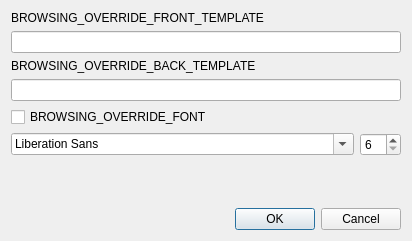
Old version of the form qt/aqt/forms/browserdisp.ui in the repository ankitects/anki.
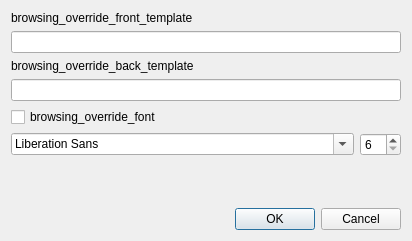
New version of the form.

```diff
--- a/qt/aqt/forms/browserdisp.ui
+++ b/qt/aqt/forms/browserdisp.ui
@@ -17,7 +17,7 @@
    <item>
     <widget class="QLabel" name="label">
      <property name="text">
-      <string>BROWSING_OVERRIDE_FRONT_TEMPLATE</string>
+      <string>browsing_override_front_template</string>
      </property>
     </widget>
    </item>
@@ -27,7 +27,7 @@
    <item>
     <widget class="QLabel" name="label_2">
      <property name="text">
-      <string>BROWSING_OVERRIDE_BACK_TEMPLATE</string>
+      <string>browsing_override_back_template</string>
      </property>
     </widget>
    </item>
@@ -37,7 +37,7 @@
    <item>
     <widget class="QCheckBox" name="overrideFont">
      <property name="text">
-      <string>BROWSING_OVERRIDE_FONT</string>
+      <string>browsing_override_font</string>
      </property>
     </widget>
    </item>
```
Left out of the diff: 2 changed lines with no effect on the pictures.
